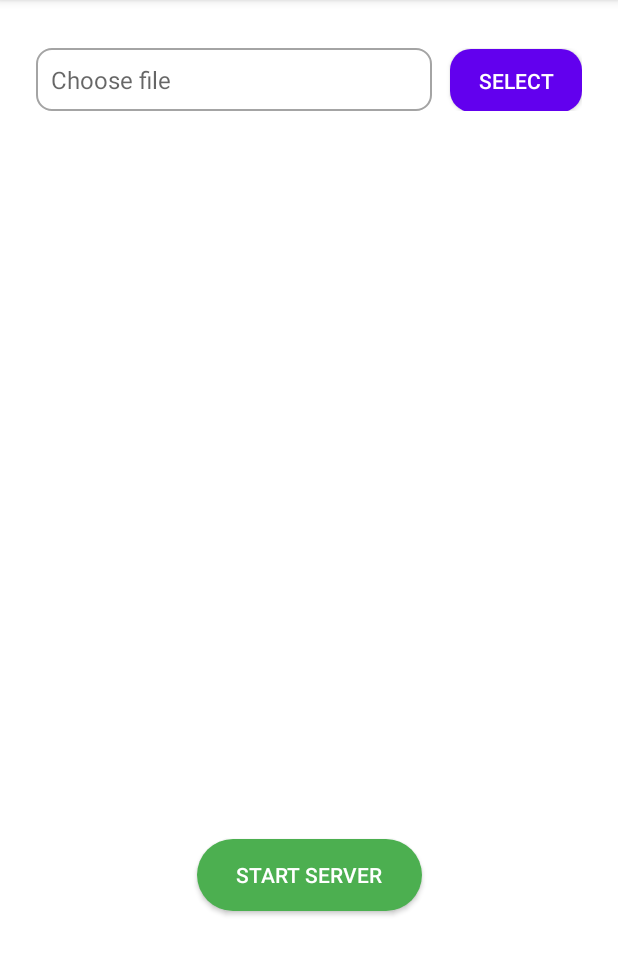
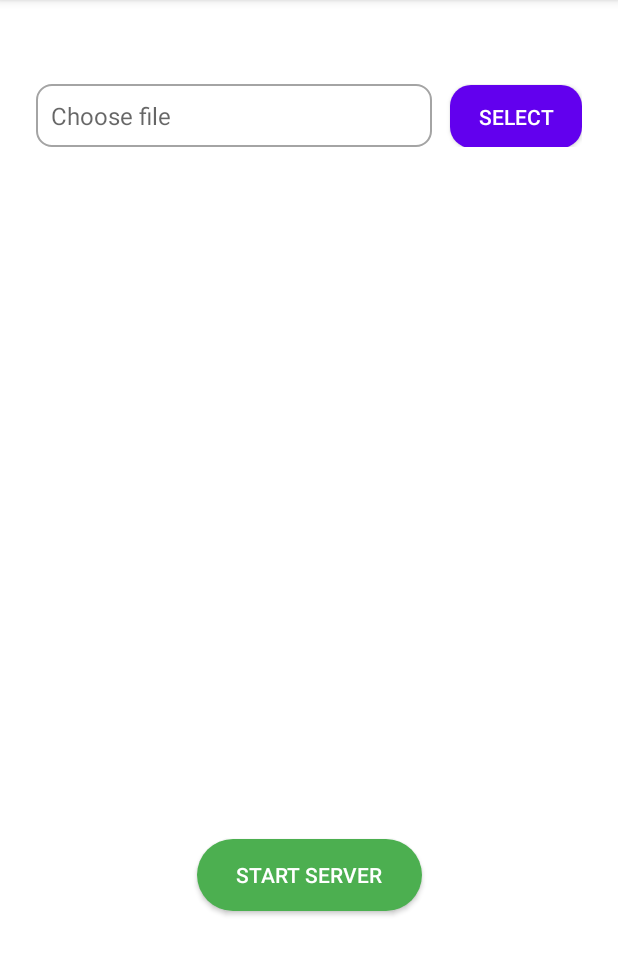
Before and after one commit to ashutosh2706/android-httpserver, an Android app: the screen it shows after launch (MainActivity), on a phone screen of 412 x 824 dp, the part 84-1059 px from its top. Run offline under Robolectric (Android 15) with nearby library versions, the phone set to English and light mode, and no system bars; our stand-ins replace Room's generated code; libraries missing offline, so code that uses them is left out: fi.iki.elonen.

Commit message:
UI changes

```diff
--- a/app/src/main/res/layout/activity_main.xml
+++ b/app/src/main/res/layout/activity_main.xml
@@ -4,7 +4,8 @@
     xmlns:app="http://schemas.android.com/apk/res-auto"
     android:layout_width="match_parent"
     android:layout_height="match_parent"
-    android:padding="16dp"
+    android:paddingHorizontal="16dp"
+    android:paddingVertical="40dp"
     android:background="@android:color/white">
 
     <LinearLayout
```
Also changed, not shown: 1 other file.
